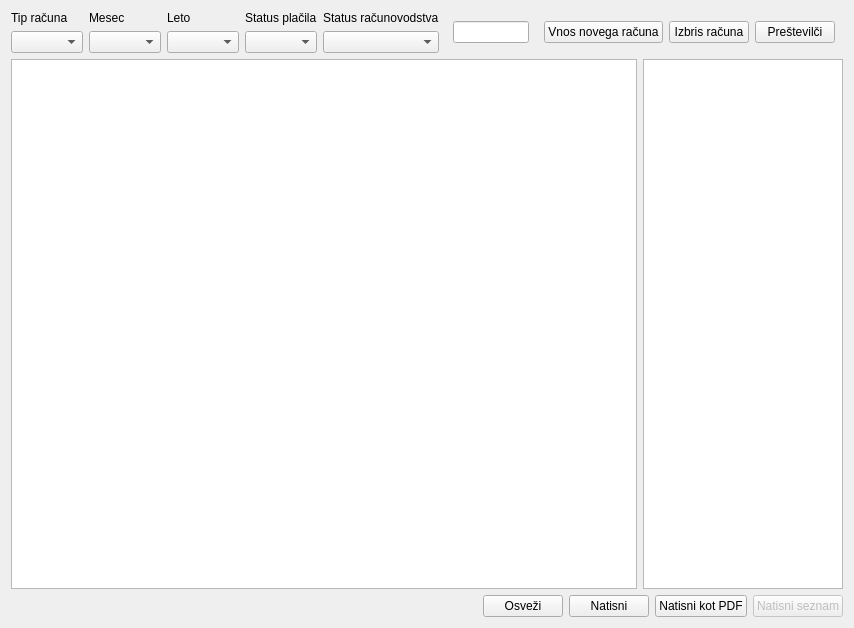
The window that wid_racuni.ui (bubi-luka/BubiRacun) describes before a commit, drawn with Qt 5.
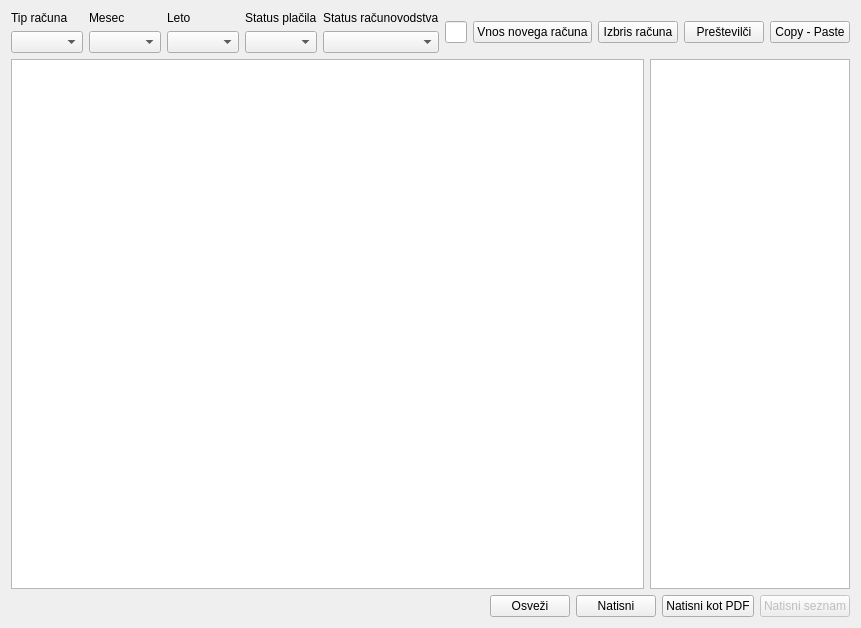
The same window after the commit.

Commit message:
KOPIRANJE TABELE PRI PRIKAZU IZDANIH RAČUNOV, PREDRAČUNOV, ...
Koda prirejena kot v prvem commitu, dodana pregledu izdanih računov.

#96

The edit to the form file:
```diff
--- a/wid_racuni.ui
+++ b/wid_racuni.ui
@@ -126,6 +126,13 @@
        </property>
       </widget>
      </item>
+     <item>
+      <widget class="QPushButton" name="btn_kopiraj">
+       <property name="text">
+        <string>Copy - Paste</string>
+       </property>
+      </widget>
+     </item>
      <item>
       <spacer name="horizontalSpacer_2">
        <property name="orientation">
```
The commit also changes 2 other files.
